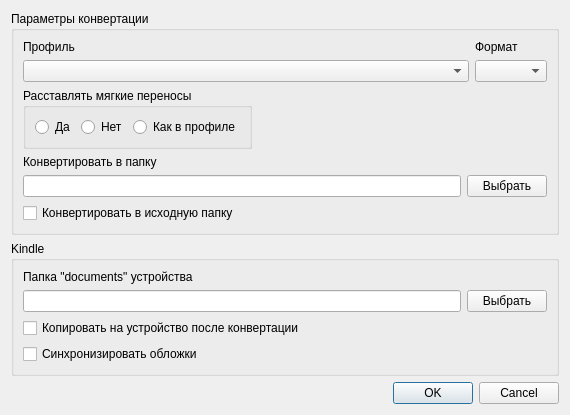
This is ui/SettingsDialog.ui in rupor-github/fb2mobi as Qt 5 draws it before an edit. The edited form follows.
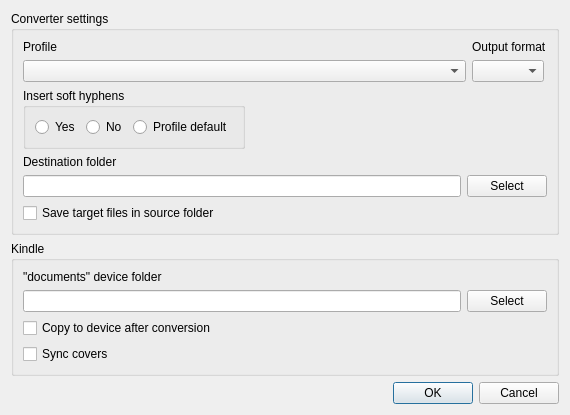
This is the edited form.

The edit to the form file:
```diff
--- a/ui/SettingsDialog.ui
+++ b/ui/SettingsDialog.ui
@@ -17,7 +17,7 @@
    <item>
     <widget class="QGroupBox" name="groupBox">
      <property name="title">
-      <string>Параметры конвертации</string>
+      <string>Converter settings</string>
      </property>
      <layout class="QVBoxLayout" name="verticalLayout">
       <item>
@@ -25,14 +25,14 @@
         <item row="0" column="0">
          <widget class="QLabel" name="label">
           <property name="text">
-           <string>Профиль</string>
+           <string>Profile</string>
           </property>
          </widget>
         </item>
         <item row="0" column="1">
          <widget class="QLabel" name="label_2">
           <property name="text">
-           <string>Формат</string>
+           <string>Output format</string>
           </property>
          </widget>
         </item>
@@ -60,7 +60,7 @@
          </sizepolicy>
         </property>
         <property name="title">
-         <string>Расставлять мягкие переносы</string>
+         <string>Insert soft hyphens</string>
         </property>
         <layout class="QGridLayout" name="gridLayout">
          <item row="0" column="0">
@@ -74,7 +74,7 @@
               </sizepolicy>
              </property>
              <property name="text">
-              <string>Да</string>
+              <string>Yes</string>
              </property>
             </widget>
            </item>
@@ -87,7 +87,7 @@
               </sizepolicy>
              </property>
              <property name="text">
-              <string>Нет</string>
+              <string>No</string>
              </property>
             </widget>
            </item>
@@ -100,7 +100,7 @@
               </sizepolicy>
              </property>
              <property name="text">
-              <string>Как в профиле</string>
+              <string>Profile default</string>
              </property>
             </widget>
            </item>
@@ -112,7 +112,7 @@
       <item>
        <widget class="QLabel" name="label_3">
         <property name="text">
-         <string>Конвертировать в папку</string>
+         <string>Destination folder</string>
         </property>
        </widget>
       </item>
@@ -130,7 +130,7 @@
            </sizepolicy>
           </property>
           <property name="text">
-           <string>Выбрать</string>
+           <string>Select</string>
           </property>
          </widget>
         </item>
@@ -139,7 +139,7 @@
       <item>
        <widget class="QCheckBox" name="checkConvertToSrc">
         <property name="text">
-         <string>Конвертировать в исходную папку</string>
+         <string>Save target files in source folder</string>
         </property>
        </widget>
       </item>
@@ -155,7 +155,7 @@
       <item>
        <widget class="QLabel" name="label_4">
         <property name="text">
-         <string>Папка &quot;documents&quot; устройства</string>
+         <string>&quot;documents&quot; device folder</string>
         </property>
        </widget>
       </item>
@@ -173,7 +173,7 @@
            </sizepolicy>
           </property>
           <property name="text">
-           <string>Выбрать</string>
+           <string>Select</string>
           </property>
          </widget>
         </item>
@@ -182,14 +182,14 @@
       <item>
        <widget class="QCheckBox" name="checkCopyAfterConvert">
         <property name="text">
-         <string>Копировать на устройство после конвертации</string>
+         <string>Copy to device after conversion</string>
         </property>
        </widget>
       </item>
       <item>
        <widget class="QCheckBox" name="checkSyncCovers">
         <property name="text">
-         <string>Синхронизировать обложки</string>
+         <string>Sync covers</string>
         </property>
        </widget>
       </item>
```
Left out of the diff: 2 changed lines with no effect on the pictures.
